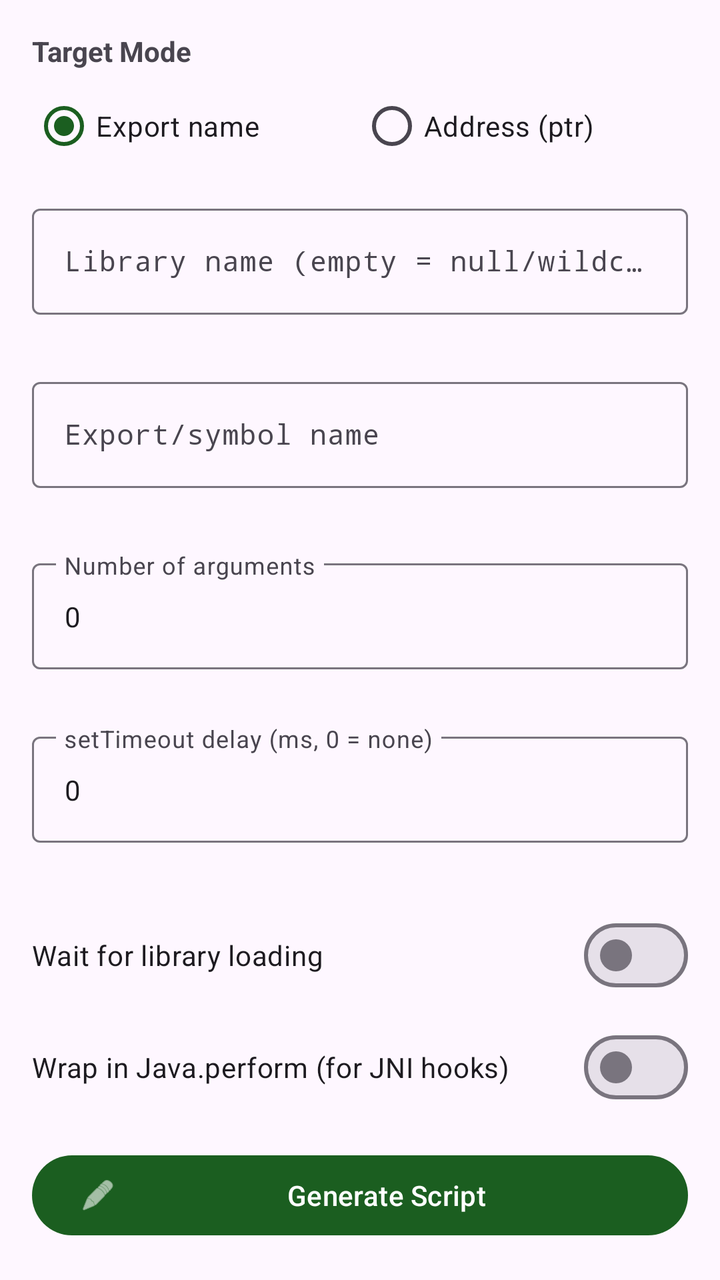
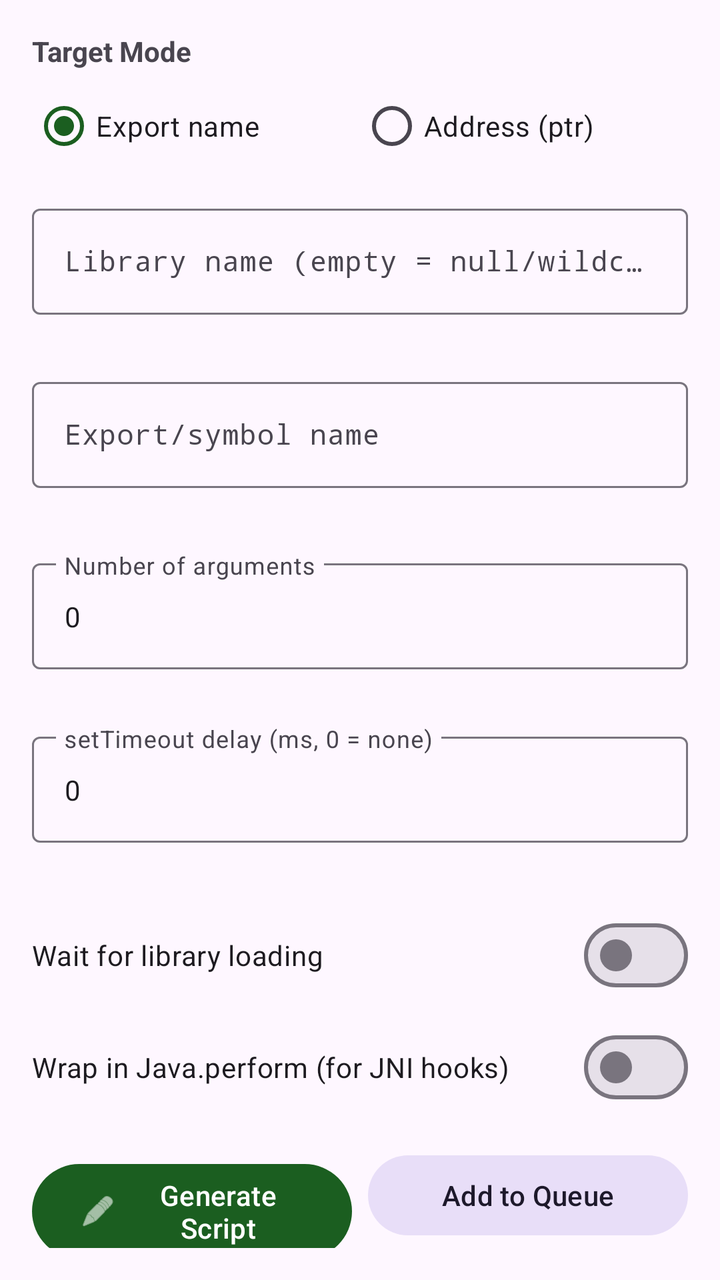

An Android layout rendered at two revisions. The XML below is the earlier revision; the diff shows what the commit changed to produce the second picture.
<!-- AndroidManifest.xml: application theme AppTheme -->
<!-- res/layout/fragment_native_hook.xml -->
<?xml version="1.0" encoding="utf-8"?>
<ScrollView xmlns:android="http://schemas.android.com/apk/res/android"
    xmlns:app="http://schemas.android.com/apk/res-auto"
    android:layout_width="match_parent"
    android:layout_height="match_parent"
    android:padding="16dp">

    <LinearLayout
        android:layout_width="match_parent"
        android:layout_height="wrap_content"
        android:orientation="vertical">

        
        <TextView
            android:layout_width="wrap_content"
            android:layout_height="wrap_content"
            android:text="@string/label_target_mode"
            android:textStyle="bold"
            android:textSize="14sp" />

        <RadioGroup
            android:id="@+id/radio_target_mode"
            android:layout_width="match_parent"
            android:layout_height="wrap_content"
            android:orientation="horizontal"
            android:layout_marginTop="4dp">

            <com.google.android.material.radiobutton.MaterialRadioButton
                android:id="@+id/radio_export"
                android:layout_width="0dp"
                android:layout_height="wrap_content"
                android:layout_weight="1"
                android:text="@string/radio_export"
                android:checked="true" />

            <com.google.android.material.radiobutton.MaterialRadioButton
                android:id="@+id/radio_address"
                android:layout_width="0dp"
                android:layout_height="wrap_content"
                android:layout_weight="1"
                android:text="@string/radio_address" />

        </RadioGroup>

        
        <LinearLayout
            android:id="@+id/layout_export_fields"
            android:layout_width="match_parent"
            android:layout_height="wrap_content"
            android:orientation="vertical"
            android:layout_marginTop="12dp">

            <com.google.android.material.textfield.TextInputLayout
                android:id="@+id/layout_lib_name"
                android:layout_width="match_parent"
                android:layout_height="wrap_content"
                android:hint="@string/hint_lib_name"
                app:errorEnabled="true"
                style="@style/Widget.Material3.TextInputLayout.OutlinedBox">

                <com.google.android.material.textfield.TextInputEditText
                    android:id="@+id/edit_lib_name"
                    android:layout_width="match_parent"
                    android:layout_height="wrap_content"
                    android:inputType="text"
                    android:fontFamily="monospace"
                    android:textSize="14sp" />

            </com.google.android.material.textfield.TextInputLayout>

            <com.google.android.material.textfield.TextInputLayout
                android:id="@+id/layout_export_name"
                android:layout_width="match_parent"
                android:layout_height="wrap_content"
                android:layout_marginTop="8dp"
                android:hint="@string/hint_export_name"
                app:errorEnabled="true"
                style="@style/Widget.Material3.TextInputLayout.OutlinedBox">

                <com.google.android.material.textfield.TextInputEditText
                    android:id="@+id/edit_export_name"
                    android:layout_width="match_parent"
                    android:layout_height="wrap_content"
                    android:inputType="text"
                    android:fontFamily="monospace"
                    android:textSize="14sp" />

            </com.google.android.material.textfield.TextInputLayout>

        </LinearLayout>

        
        <com.google.android.material.textfield.TextInputLayout
            android:id="@+id/layout_address_field"
            android:layout_width="match_parent"
            android:layout_height="wrap_content"
            android:layout_marginTop="12dp"
            android:hint="@string/hint_address"
            android:visibility="gone"
            app:errorEnabled="true"
            style="@style/Widget.Material3.TextInputLayout.OutlinedBox">

            <com.google.android.material.textfield.TextInputEditText
                android:id="@+id/edit_address"
                android:layout_width="match_parent"
                android:layout_height="wrap_content"
                android:inputType="text"
                android:fontFamily="monospace"
                android:textSize="14sp" />

        </com.google.android.material.textfield.TextInputLayout>

        
        <com.google.android.material.textfield.TextInputLayout
            android:id="@+id/layout_arg_count"
            android:layout_width="match_parent"
            android:layout_height="wrap_content"
            android:layout_marginTop="12dp"
            android:hint="@string/hint_arg_count"
            app:errorEnabled="true"
            style="@style/Widget.Material3.TextInputLayout.OutlinedBox">

            <com.google.android.material.textfield.TextInputEditText
                android:id="@+id/edit_arg_count"
                android:layout_width="match_parent"
                android:layout_height="wrap_content"
                android:inputType="number"
                android:maxLength="3"
                android:text="0"
                android:textSize="14sp" />

        </com.google.android.material.textfield.TextInputLayout>

        <com.google.android.material.textfield.TextInputLayout
            android:id="@+id/layout_timeout"
            android:layout_width="match_parent"
            android:layout_height="wrap_content"
            android:layout_marginTop="8dp"
            android:hint="@string/hint_timeout_ms"
            app:errorEnabled="true"
            style="@style/Widget.Material3.TextInputLayout.OutlinedBox">

            <com.google.android.material.textfield.TextInputEditText
                android:id="@+id/edit_timeout"
                android:layout_width="match_parent"
                android:layout_height="wrap_content"
                android:inputType="number"
                android:maxLength="6"
                android:text="0"
                android:textSize="14sp" />

        </com.google.android.material.textfield.TextInputLayout>

        
        <com.google.android.material.materialswitch.MaterialSwitch
            android:id="@+id/switch_wait_for_load"
            android:layout_width="match_parent"
            android:layout_height="wrap_content"
            android:layout_marginTop="12dp"
            android:text="@string/switch_wait_for_load" />

        <com.google.android.material.materialswitch.MaterialSwitch
            android:id="@+id/switch_wrap_perform"
            android:layout_width="match_parent"
            android:layout_height="wrap_content"
            android:layout_marginTop="8dp"
            android:text="@string/switch_wrap_perform" />

        <com.google.android.material.button.MaterialButton
            android:id="@+id/btn_generate"
            android:layout_width="match_parent"
            android:layout_height="wrap_content"
            android:layout_marginTop="16dp"
            android:text="@string/btn_generate"
            app:icon="@android:drawable/ic_menu_edit" />

        <TextView
            android:id="@+id/label_output"
            android:layout_width="wrap_content"
            android:layout_height="wrap_content"
            android:layout_marginTop="20dp"
            android:text="@string/label_output"
            android:textStyle="bold"
            android:textSize="14sp"
            android:visibility="gone" />

        <HorizontalScrollView
            android:layout_width="match_parent"
            android:layout_height="wrap_content"
            android:layout_marginTop="8dp">

            <TextView
                android:id="@+id/text_output"
                android:layout_width="wrap_content"
                android:layout_height="wrap_content"
                android:padding="16dp"
                android:background="@color/code_bg"
                android:textColor="@color/code_text"
                android:fontFamily="monospace"
                android:textSize="12sp"
                android:textIsSelectable="true"
                android:visibility="gone" />

        </HorizontalScrollView>

        <com.google.android.material.button.MaterialButton
            android:id="@+id/btn_copy"
            android:layout_width="match_parent"
            android:layout_height="wrap_content"
            android:layout_marginTop="12dp"
            android:text="@string/btn_copy"
            android:visibility="gone"
            style="@style/Widget.Material3.Button.TonalButton" />

        <com.google.android.material.button.MaterialButton
            android:id="@+id/btn_export"
            android:layout_width="match_parent"
            android:layout_height="wrap_content"
            android:layout_marginTop="8dp"
            android:text="@string/btn_export"
            android:visibility="gone"
            style="@style/Widget.Material3.Button.OutlinedButton" />

    </LinearLayout>
</ScrollView>
<!-- resources referenced by this layout -->
<resources>
  <color name="code_bg">#263238</color>
  <color name="code_text">#A5D6A7</color>
  <string name="btn_copy">Copy to Clipboard</string>
  <string name="btn_export">Export to File</string>
  <string name="btn_generate">Generate Script</string>
  <string name="hint_address">Address (e.g. 0xDEAD)</string>
  <string name="hint_arg_count">Number of arguments</string>
  <string name="hint_export_name">Export/symbol name</string>
  <string name="hint_lib_name">Library name (empty = null/wildcard)</string>
  <string name="hint_timeout_ms">setTimeout delay (ms, 0 = none)</string>
  <string name="label_output">Generated Script</string>
  <string name="label_target_mode">Target Mode</string>
  <string name="radio_address">Address (ptr)</string>
  <string name="radio_export">Export name</string>
  <string name="switch_wait_for_load">Wait for library loading</string>
  <string name="switch_wrap_perform">Wrap in Java.perform (for JNI hooks)</string>
  <style name="AppTheme" parent="Theme.Material3.DayNight.NoActionBar">
          <item name="colorPrimary">@color/primary</item>
          <item name="colorPrimaryContainer">@color/primary_dark</item>
          <item name="colorOnPrimary">@android:color/white</item>
          <item name="colorSecondary">@color/accent</item>
          <item name="android:statusBarColor">@color/primary_dark</item>
      </style>
  <color name="primary">#1B5E20</color>
  <color name="primary_dark">#003300</color>
  <color name="accent">#4CAF50</color>
</resources>

<!-- the commit's change to res/layout/fragment_native_hook.xml (unified diff, before → after) -->
@@ -166,13 +166,75 @@
             android:layout_marginTop="8dp"
             android:text="@string/switch_wrap_perform" />
 
-        <com.google.android.material.button.MaterialButton
-            android:id="@+id/btn_generate"
-            android:layout_width="match_parent"
+        <LinearLayout
+            android:layout_width="match_parent"
+            android:layout_height="wrap_content"
+            android:orientation="horizontal"
+            android:layout_marginTop="16dp">
+
+            <com.google.android.material.button.MaterialButton
+                android:id="@+id/btn_generate"
+                android:layout_width="0dp"
+                android:layout_height="wrap_content"
+                android:layout_weight="1"
+                android:text="@string/btn_generate"
+                android:layout_marginEnd="4dp"
+                app:icon="@android:drawable/ic_menu_edit" />
+
+            <com.google.android.material.button.MaterialButton
+                android:id="@+id/btn_add_to_queue"
+                android:layout_width="0dp"
+                android:layout_height="wrap_content"
+                android:layout_weight="1"
+                android:text="@string/btn_add_to_queue"
+                android:layout_marginStart="4dp"
+                style="@style/Widget.Material3.Button.TonalButton" />
+
+        </LinearLayout>
+
+        
+        <TextView
+            android:id="@+id/label_queue"
+            android:layout_width="wrap_content"
             android:layout_height="wrap_content"
             android:layout_marginTop="16dp"
-            android:text="@string/btn_generate"
-            app:icon="@android:drawable/ic_menu_edit" />
+            android:textStyle="bold"
+            android:textSize="14sp"
+            android:visibility="gone" />
+
+        <androidx.recyclerview.widget.RecyclerView
+            android:id="@+id/recycler_queue"
+            android:layout_width="match_parent"
+            android:layout_height="wrap_content"
+            android:nestedScrollingEnabled="false"
+            android:visibility="gone" />
+
+        <LinearLayout
+            android:id="@+id/layout_queue_actions"
+            android:layout_width="match_parent"
+            android:layout_height="wrap_content"
+            android:orientation="horizontal"
+            android:layout_marginTop="8dp"
+            android:visibility="gone">
+
+            <com.google.android.material.button.MaterialButton
+                android:id="@+id/btn_compose"
+                android:layout_width="0dp"
+                android:layout_height="wrap_content"
+                android:layout_weight="1"
+                android:text="@string/btn_compose_script"
+                android:layout_marginEnd="4dp" />
+
+            <com.google.android.material.button.MaterialButton
+                android:id="@+id/btn_clear_queue"
+                android:layout_width="0dp"
+                android:layout_height="wrap_content"
+                android:layout_weight="1"
+                android:text="@string/btn_clear_queue"
+                android:layout_marginStart="4dp"
+                style="@style/Widget.Material3.Button.OutlinedButton" />
+
+        </LinearLayout>
 
         <TextView
             android:id="@+id/label_output"
<!-- resource entries referenced after the edit -->
@@ -2,6 +2,9 @@
 <resources>
   <color name="code_bg">#263238</color>
   <color name="code_text">#A5D6A7</color>
+  <string name="btn_add_to_queue">Add to Queue</string>
+  <string name="btn_clear_queue">Clear Queue</string>
+  <string name="btn_compose_script">Compose Script</string>
   <string name="btn_copy">Copy to Clipboard</string>
   <string name="btn_export">Export to File</string>
   <string name="btn_generate">Generate Script</string>
